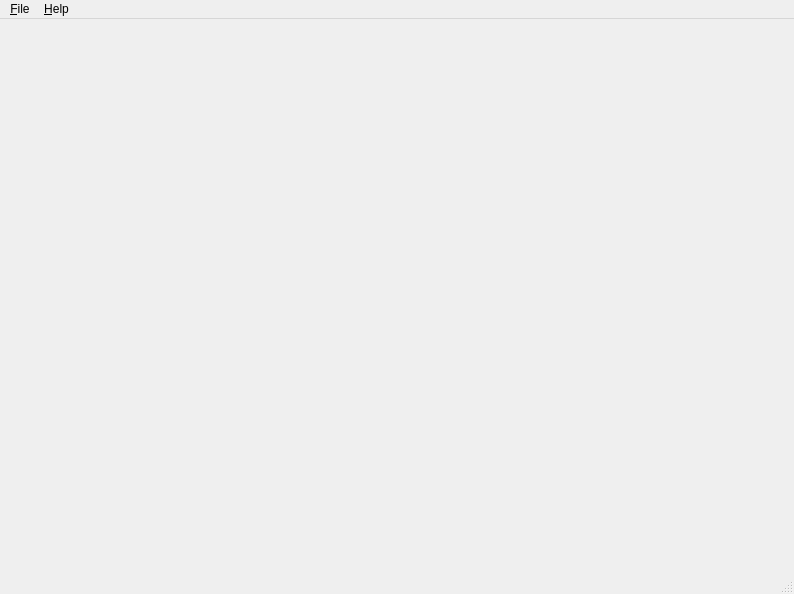
Above: src/felide.editor/qt5/MainWindow.ui from fapablazacl-old/felide.old before the change. Below: the same form after it.
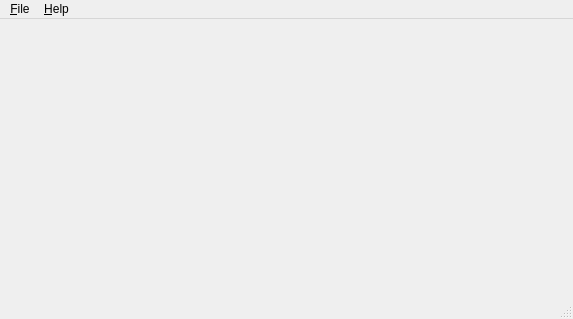
That is the form after the change.

Commit message: Added multi-page interface

What changed in the file:
```diff
--- a/src/felide.editor/qt5/MainWindow.ui
+++ b/src/felide.editor/qt5/MainWindow.ui
@@ -6,8 +6,8 @@
    <rect>
     <x>0</x>
     <y>0</y>
-    <width>794</width>
-    <height>594</height>
+    <width>573</width>
+    <height>319</height>
    </rect>
   </property>
   <property name="windowTitle">
@@ -19,7 +19,7 @@
     <rect>
      <x>0</x>
      <y>0</y>
-     <width>794</width>
+     <width>573</width>
      <height>21</height>
     </rect>
    </property>
```
The commit also changes 6 other files.
